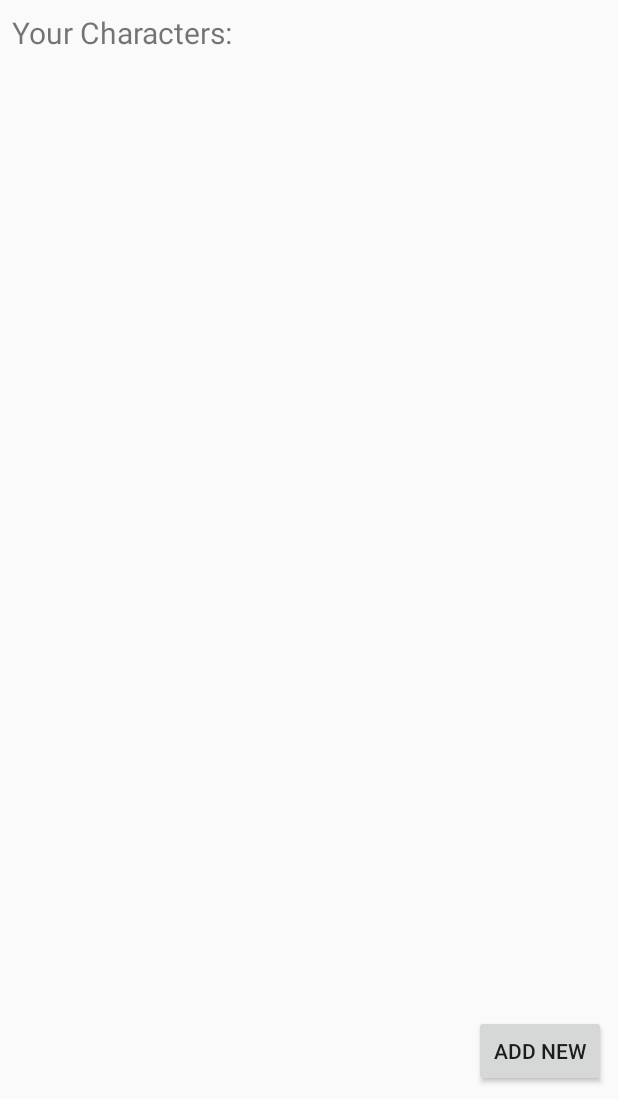
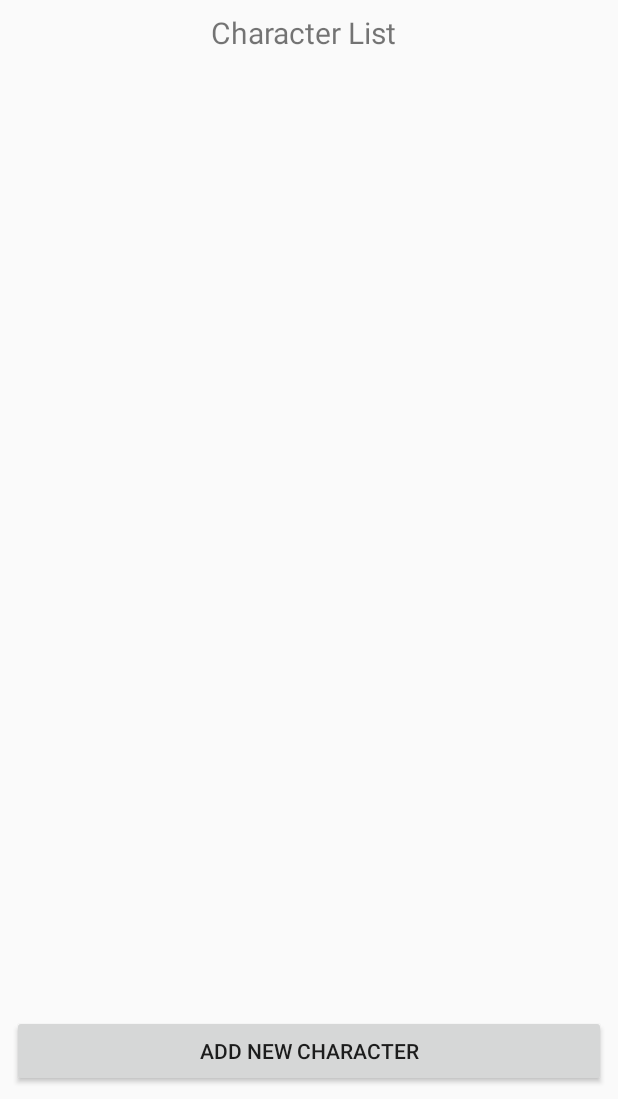
Before and after one commit to vincentcote87/RoleSlayer, an Android app: the screen it shows after launch (MainActivity), on a phone screen of 412 x 824 dp, the part 137-1236 px from its top. Run offline under Robolectric (Android 15) with nearby library versions, the phone set to English and light mode, and no system bars.

Commit message:
minor formating changes

```diff
--- a/RoleSlayer/app/src/main/res/layout/activity_character_basics.xml
+++ b/RoleSlayer/app/src/main/res/layout/activity_character_basics.xml
@@ -102,6 +102,7 @@ tools:context=".CharacterMainPage">
     android:layout_marginTop="8dp"
     android:text="@string/empty"
     android:textSize="30sp"
+    android:inputType="number"
     app:layout_constraintEnd_toEndOf="parent"
     app:layout_constraintStart_toEndOf="@+id/ageLabelID"
     app:layout_constraintTop_toBottomOf="@+id/raceInputID" />
--- a/RoleSlayer/app/src/main/res/layout/activity_main.xml
+++ b/RoleSlayer/app/src/main/res/layout/activity_main.xml
@@ -32,6 +32,7 @@
         android:paddingBottom="10sp"
         android:singleLine="false"
         android:text="@string/characterHeader"
+        android:textAlignment="center"
         android:textSize="20sp"
         app:layout_constraintEnd_toEndOf="parent"
         app:layout_constraintStart_toStartOf="parent"
@@ -49,12 +50,15 @@
 
     <Button
         android:id="@+id/addCharacterBtn"
-        android:layout_width="wrap_content"
+        android:layout_width="0dp"
         android:layout_height="wrap_content"
         android:layout_marginBottom="8dp"
         android:layout_marginEnd="8dp"
+        android:layout_marginStart="8dp"
+        android:elevation="10dp"
         android:text="@string/addCharacterBtn"
         app:layout_constraintBottom_toBottomOf="parent"
-        app:layout_constraintEnd_toEndOf="parent" />
+        app:layout_constraintEnd_toEndOf="parent"
+        app:layout_constraintStart_toStartOf="parent" />
 
 </android.support.constraint.ConstraintLayout>
--- a/RoleSlayer/app/src/main/res/values/strings.xml
+++ b/RoleSlayer/app/src/main/res/values/strings.xml
@@ -1,14 +1,15 @@
 <resources>
     <string name="app_name">RoleSlayer</string>
-    <string name="addCharacterBtn">Add New</string>
+    <string name="addCharacterBtn">Add New Character</string>
+    <string name="addNewItem">Add Item</string>
     <string name="introTitle">Welcome to RoleSlayer</string>
-    <string name="characterHeader">Your Characters:</string>
+    <string name="characterHeader">Character List</string>
     <string name="nameLabel">Name:</string>
     <string name="raceLabel">Race:</string>
     <string name="ageLabel">Age:</string>
     <string name="sexLabel">Sex:</string>
-    <string name="heightLabel">HT:</string>
-    <string name="wtLabel">WT:</string>
+    <string name="heightLabel">Height:</string>
+    <string name="wtLabel">Weight:</string>
     <string name="descriptionLabel">Description:</string>
     <string name="empty"> </string>
     <string name="basicsHeader">Basics</string>
```
Also changed, not shown: RoleSlayer/app/src/main/java/com/roleslayin/roleslayer/CharacterBasics.java (+14 -14 lines), RoleSlayer/app/src/main/java/com/roleslayin/roleslayer/PlayerCharacter.java (+48 -55 lines), RoleSlayer/app/src/main/res/layout/activity_character_inventory_page.xml (+5 -3 lines), RoleSlayer/app/src/main/res/layout/activity_character_main_page.xml (+5 -3 lines).
